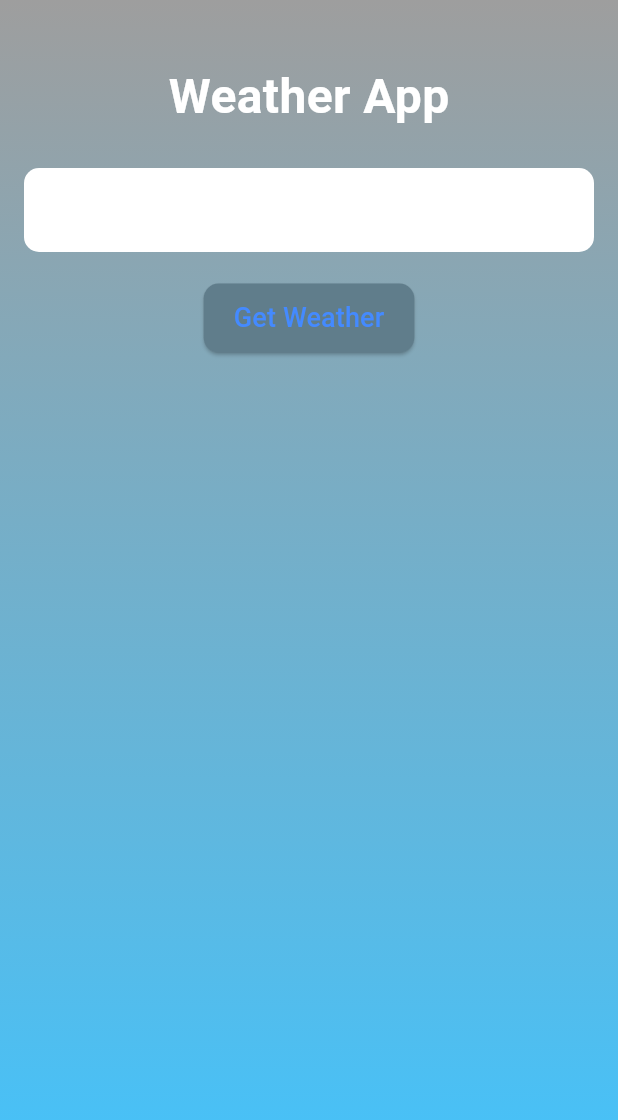
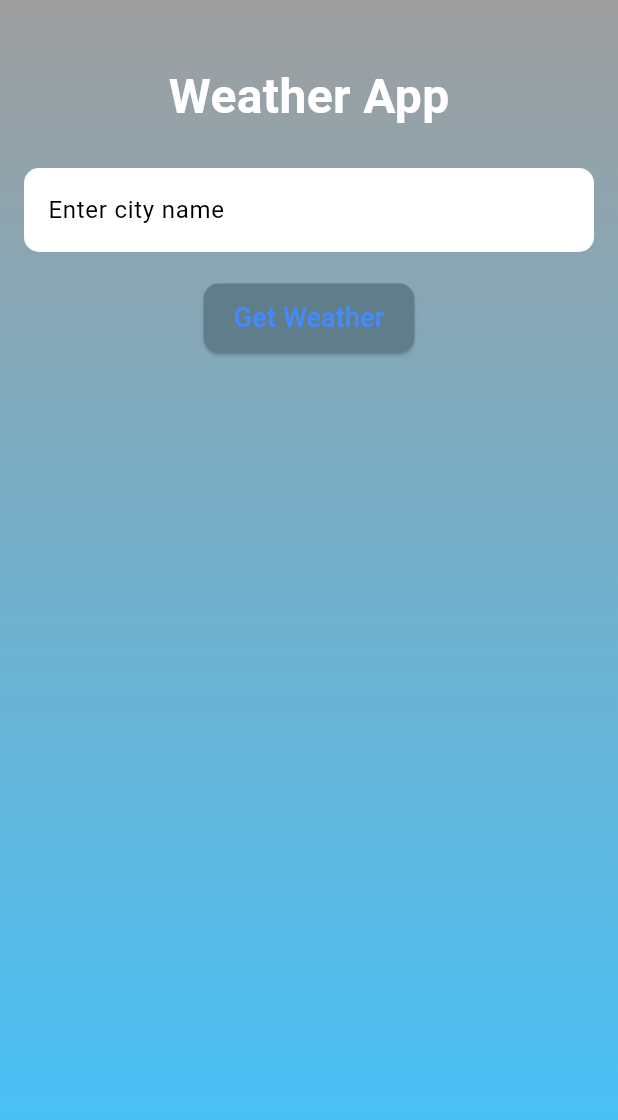
Before and after one commit to callmeNoorulHuda/Weather_App, a Flutter app: the screen it shows after launch, on a phone screen of 412 x 824 dp. Shown: the top 1120 px of the screen. Run offline on Flutter 3.47's test engine with Material 3 defaults, Android fonts, the phone set to English and light mode, and no system bars; our stand-ins replace flutter_dotenv, lottie.

Commit message:
Fixed some issues

```diff
--- a/lib/main.dart
+++ b/lib/main.dart
@@ -3,7 +3,8 @@ import 'package:flutter_dotenv/flutter_dotenv.dart';
 import 'package:weather_app/screens/home.dart';
 
 Future<void> main() async {
-  await dotenv.load();
+  // Load environment variables from .env file
+  await dotenv.load(fileName: ".env");
   runApp(const MyApp());
 }
 
--- a/lib/models/weather_model.dart
+++ b/lib/models/weather_model.dart
@@ -21,7 +21,7 @@ class Weather {
     return Weather(
       cityName: json['name'],
       temperature: json['main']['temp'] - 273.15, // Convert Kelvin to Celsius
-      description: json['weather']['description'],
+      description: json['weather'][0]['description'],
       humidity: json['main']['humidity'],
       windSpeed: json['wind']['speed'],
       sunrise: json['sys']['sunrise'],
--- a/lib/screens/home.dart
+++ b/lib/screens/home.dart
@@ -81,10 +81,10 @@ class _HomeState extends State<Home> {
                 SizedBox(height: 25),
                 TextField(
                   controller: _controller,
-                  style: TextStyle(color: Colors.white),
+                  style: TextStyle(color: Colors.black),
                   decoration: InputDecoration(
                     hintText: "Enter city name",
-                    hintStyle: TextStyle(color: Colors.white70),
+                    hintStyle: TextStyle(color: Colors.black),
                     filled: true,
                     fillColor: Colors.white,
                     border: OutlineInputBorder(
--- a/pubspec.yaml
+++ b/pubspec.yaml
@@ -19,6 +19,8 @@ dependencies:
   flutter_dotenv: ^5.2.1
   weather_animation: ^1.1.2
 
+
+
 dev_dependencies:
   flutter_test:
     sdk: flutter
@@ -32,3 +34,4 @@ flutter:
 
   assets:
     - assets/
+    - .env
```
Also changed, not shown: lib/widgets/widget_card.dart (+6 -12 lines).
